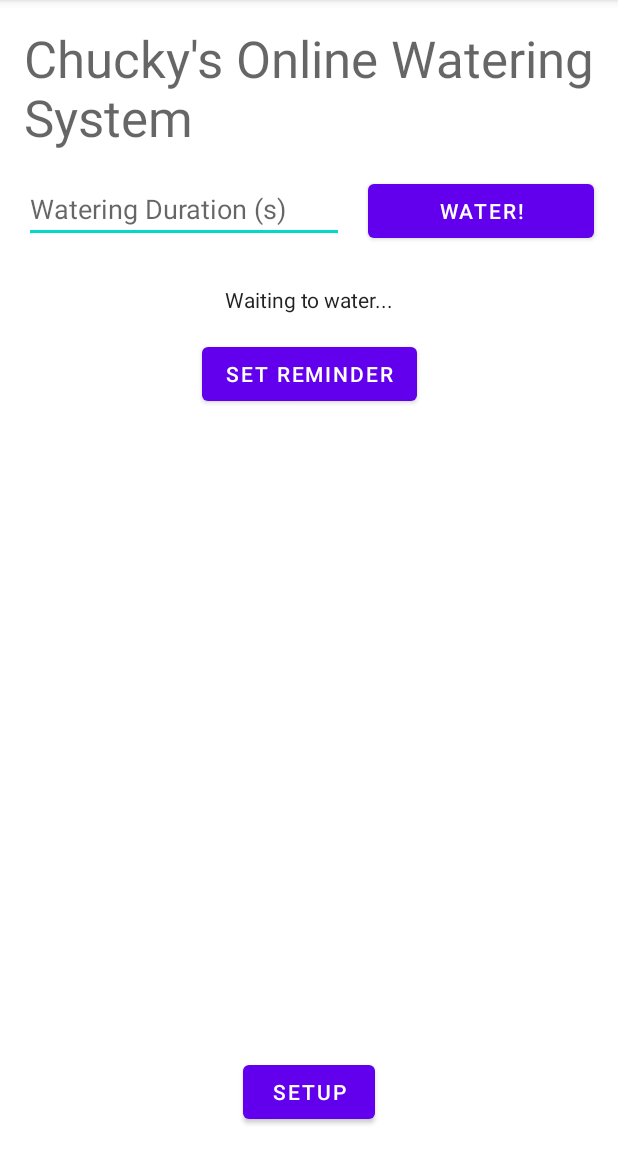
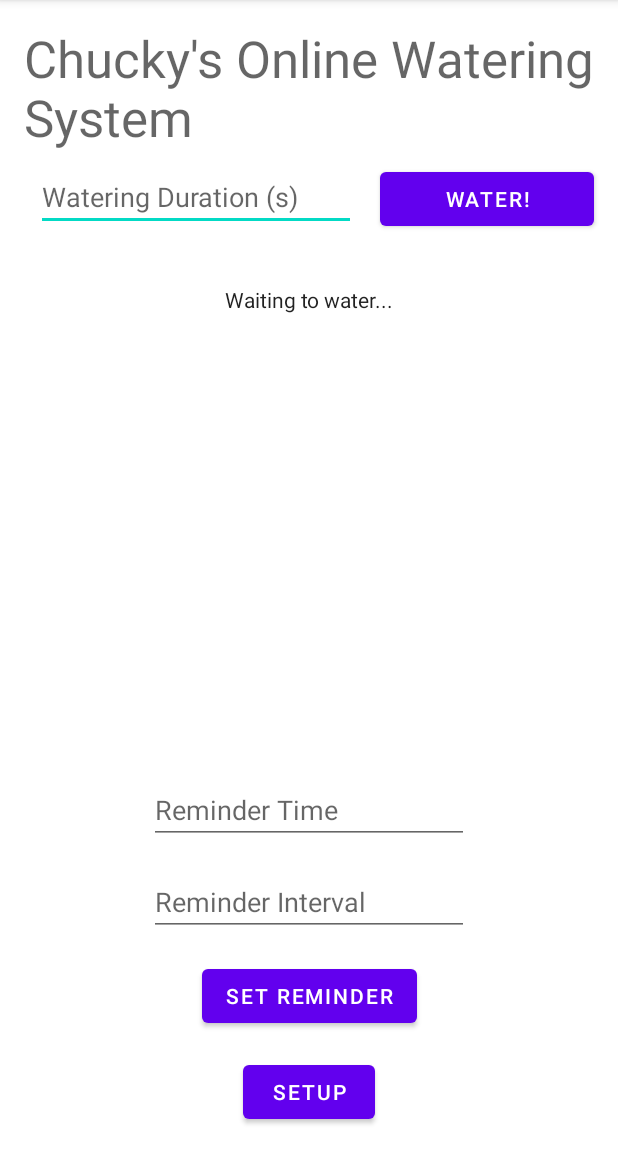
Before and after one commit to benjamin-schultz/COWS, an Android app: the screen it shows after launch (MainActivity), on a phone screen of 412 x 824 dp, the part 84-1236 px from its top. Run offline under Robolectric (Android 15) with nearby library versions, the phone set to English and light mode, and no system bars; our stand-ins replace Volley.

Commit message:
ui changes

```diff
--- a/APP/app/build.gradle
+++ b/APP/app/build.gradle
@@ -34,6 +34,7 @@ dependencies {
     implementation 'com.google.android.material:material:1.2.1'
     implementation 'androidx.constraintlayout:constraintlayout:2.0.4'
     implementation 'com.android.volley:volley:1.1.1'
+    implementation 'androidx.legacy:legacy-support-v4:1.0.0'
     testImplementation 'junit:junit:4.+'
     androidTestImplementation 'androidx.test.ext:junit:1.1.2'
     androidTestImplementation 'androidx.test.espresso:espresso-core:3.3.0'
--- a/APP/app/src/main/res/layout/activity_main.xml
+++ b/APP/app/src/main/res/layout/activity_main.xml
@@ -4,15 +4,42 @@
     xmlns:tools="http://schemas.android.com/tools"
     android:layout_width="match_parent"
     android:layout_height="match_parent"
-    tools:context=".MainActivity" >
+    tools:context=".MainActivity">
+
+    <TextView
+        android:id="@+id/full_name"
+        android:layout_width="0dp"
+        android:layout_height="wrap_content"
+        android:layout_marginStart="16dp"
+        android:layout_marginLeft="16dp"
+        android:layout_marginTop="16dp"
+        android:layout_marginEnd="16dp"
+        android:layout_marginRight="16dp"
+        android:text="@string/full_name"
+        android:textAppearance="@style/TextAppearance.AppCompat.Display1"
+        app:layout_constraintEnd_toEndOf="parent"
+        app:layout_constraintHorizontal_bias="1.0"
+        app:layout_constraintStart_toStartOf="parent"
+        app:layout_constraintTop_toTopOf="parent" />
+
+    <TextView
+        android:id="@+id/wateringStateText"
+        android:layout_width="wrap_content"
+        android:layout_height="wrap_content"
+        android:layout_marginTop="36dp"
+        android:text="@string/defaultstate"
+        android:textAppearance="@style/TextAppearance.AppCompat.Body1"
+        app:layout_constraintEnd_toEndOf="parent"
+        app:layout_constraintStart_toStartOf="parent"
+        app:layout_constraintTop_toBottomOf="@+id/durationText" />
 
     <EditText
         android:id="@+id/durationText"
         android:layout_width="wrap_content"
         android:layout_height="wrap_content"
-        android:layout_marginStart="16dp"
-        android:layout_marginLeft="16dp"
-        android:layout_marginTop="16dp"
+        android:layout_marginStart="24dp"
+        android:layout_marginLeft="24dp"
+        android:layout_marginTop="8dp"
         android:ems="10"
         android:hint="@string/duration"
         android:inputType="number"
@@ -31,36 +58,8 @@
         android:text="@string/water"
         app:layout_constraintBaseline_toBaselineOf="@+id/durationText"
         app:layout_constraintEnd_toEndOf="parent"
-        app:layout_constraintHorizontal_bias="0.0"
+        app:layout_constraintHorizontal_bias="1.0"
         app:layout_constraintStart_toEndOf="@+id/durationText" />
-
-    <TextView
-        android:id="@+id/wateringStateText"
-        android:layout_width="wrap_content"
-        android:layout_height="wrap_content"
-        android:layout_marginTop="28dp"
-        android:text="@string/defaultstate"
-        android:textAppearance="@style/TextAppearance.AppCompat.Body1"
-        app:layout_constraintEnd_toEndOf="parent"
-        app:layout_constraintHorizontal_bias="0.501"
-        app:layout_constraintStart_toStartOf="parent"
-        app:layout_constraintTop_toBottomOf="@+id/durationText" />
-
-    <TextView
-        android:id="@+id/full_name"
-        android:layout_width="0dp"
-        android:layout_height="wrap_content"
-        android:layout_marginStart="16dp"
-        android:layout_marginLeft="16dp"
-        android:layout_marginTop="16dp"
-        android:layout_marginEnd="16dp"
-        android:layout_marginRight="16dp"
-        android:text="@string/full_name"
-        android:textAppearance="@style/TextAppearance.AppCompat.Display1"
-        app:layout_constraintEnd_toEndOf="parent"
-        app:layout_constraintHorizontal_bias="1.0"
-        app:layout_constraintStart_toStartOf="parent"
-        app:layout_constraintTop_toTopOf="parent" />
 
     <Button
         android:id="@+id/button2"
@@ -77,14 +76,39 @@
         app:layout_constraintEnd_toEndOf="parent"
         app:layout_constraintStart_toStartOf="parent" />
 
+    <EditText
+        android:id="@+id/editTextNumber"
+        android:layout_width="wrap_content"
+        android:layout_height="wrap_content"
+        android:layout_marginBottom="16dp"
+        android:ems="10"
+        android:hint="@string/interval"
+        android:inputType="number"
+        app:layout_constraintBottom_toTopOf="@+id/button3"
+        app:layout_constraintEnd_toEndOf="parent"
+        app:layout_constraintStart_toStartOf="parent" />
+
     <Button
         android:id="@+id/button3"
         android:layout_width="wrap_content"
         android:layout_height="wrap_content"
-        android:layout_marginTop="16dp"
+        android:layout_marginBottom="16dp"
         android:onClick="setAlarm"
         android:text="@string/reminder_button"
+        app:layout_constraintBottom_toTopOf="@+id/button2"
         app:layout_constraintEnd_toEndOf="parent"
-        app:layout_constraintStart_toStartOf="parent"
-        app:layout_constraintTop_toBottomOf="@+id/wateringStateText" />
+        app:layout_constraintStart_toStartOf="parent" />
+
+    <EditText
+        android:id="@+id/editTextTime3"
+        android:layout_width="wrap_content"
+        android:layout_height="0dp"
+        android:layout_marginBottom="16dp"
+        android:ems="10"
+        android:hint="@string/time"
+        android:inputType="time"
+        app:layout_constraintBottom_toTopOf="@+id/editTextNumber"
+        app:layout_constraintEnd_toEndOf="parent"
+        app:layout_constraintStart_toStartOf="parent" />
+
 </androidx.constraintlayout.widget.ConstraintLayout>
--- a/APP/app/src/main/res/values/strings.xml
+++ b/APP/app/src/main/res/values/strings.xml
@@ -20,4 +20,8 @@
     <string name="gateway_address">0.0.0.0</string>
     <string name="pref_file">preferences</string>
     <string name="reminder_button">Set Reminder</string>
+    <string name="time">Reminder Time</string>
+    <string name="interval">Reminder Interval</string>
+    <!-- TODO: Remove or change this placeholder text -->
+    <string name="hello_blank_fragment">Hello blank fragment</string>
 </resources>
```
